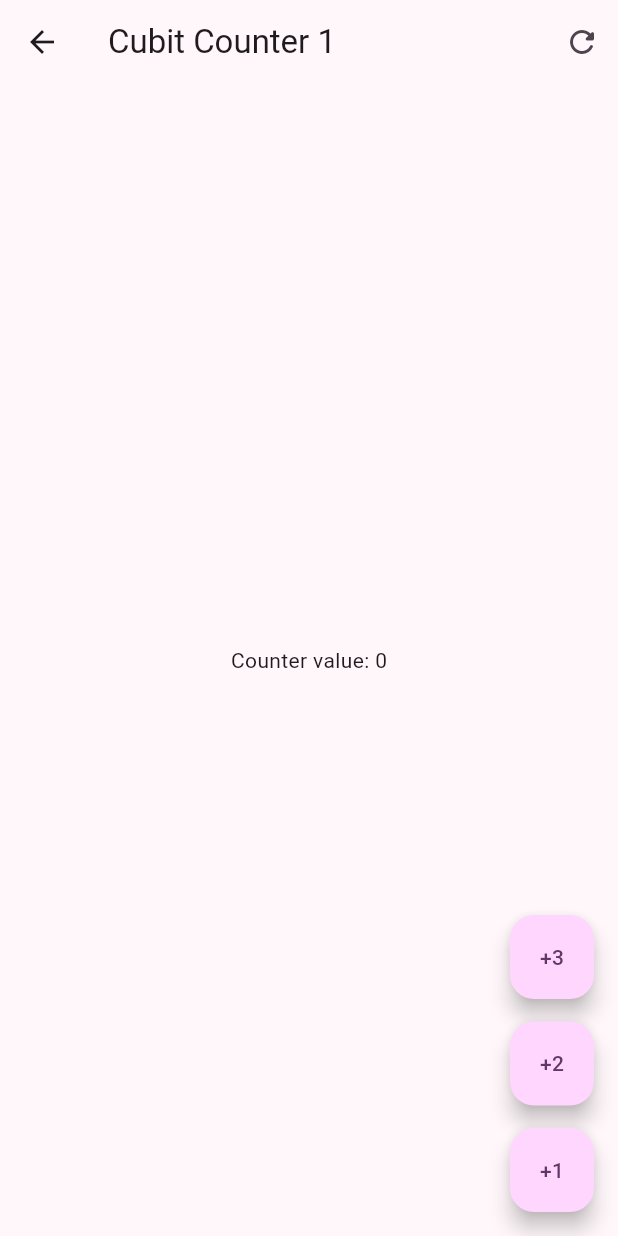
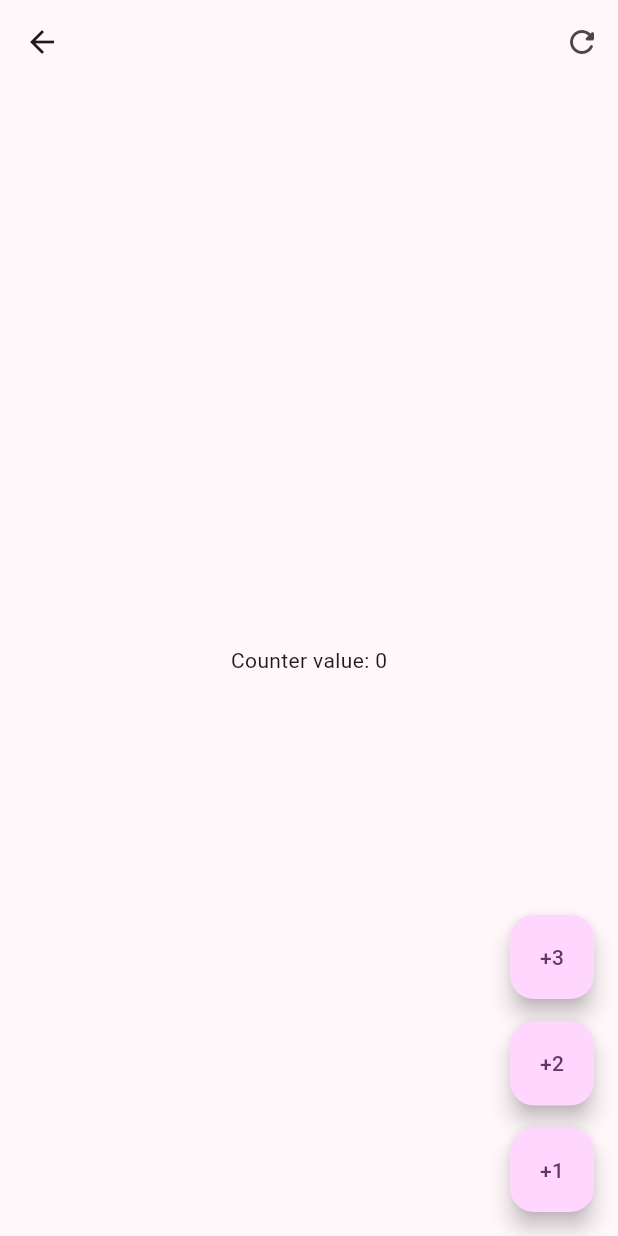
Before and after one commit to francoinostrozah/forms_app, a Flutter app: the _CubitCounterView screen opened directly, after a tap on the "refresh" icon, on a phone screen of 412 x 824 dp. Run offline on Flutter 3.47's test engine with Material 2 defaults, Android fonts, the phone set to English and light mode, and no system bars; our stand-ins replace equatable, flutter_bloc, go_router.

Commit message:
:sparkles: (counter) consume and use the countercubit

```diff
--- a/lib/presentation/blocs/counter_cubit/counter_cubit.dart
+++ b/lib/presentation/blocs/counter_cubit/counter_cubit.dart
@@ -14,6 +14,7 @@ class CounterCubit extends Cubit<CounterState> {
 
   void reset() {
     emit(state.copyWith(
-        counter: 0, transactionCount: state.transactionCount + 1));
+      counter: 0,
+    ));
   }
 }
--- a/lib/presentation/screens/cubit_counter_screen.dart
+++ b/lib/presentation/screens/cubit_counter_screen.dart
@@ -23,9 +23,9 @@ class _CubitCounterView extends StatelessWidget {
 
     return Scaffold(
       appBar: AppBar(
-        title: context.select((CounterCubit value) {
-          return Text('Cubit Counter ${value.state.transactionCount}');
-        }),
+        // title: context.select((CounterCubit value) {
+        //   return Text('Cubit Counter ${value.state.transactionCount}');
+        // }),
         actions: [
           IconButton(
               onPressed: () => reset(), icon: const Icon(Icons.refresh_rounded))
@@ -35,7 +35,7 @@ class _CubitCounterView extends StatelessWidget {
         child: BlocBuilder<CounterCubit, CounterState>(
           // buildWhen: (previous, current) => current.counter != previous.counter,
           builder: (context, state) {
-            print('counter cambió');
+            print('El estado cambió');
             return Text('Counter value: ${state.counter}');
           },
         ),
```
